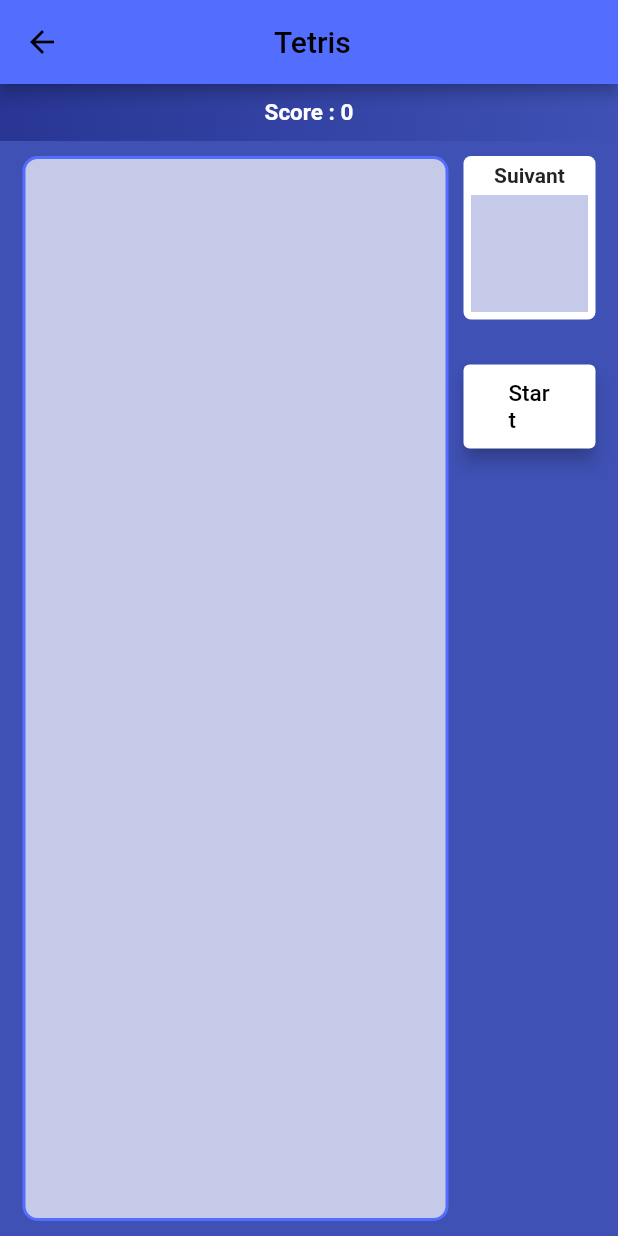
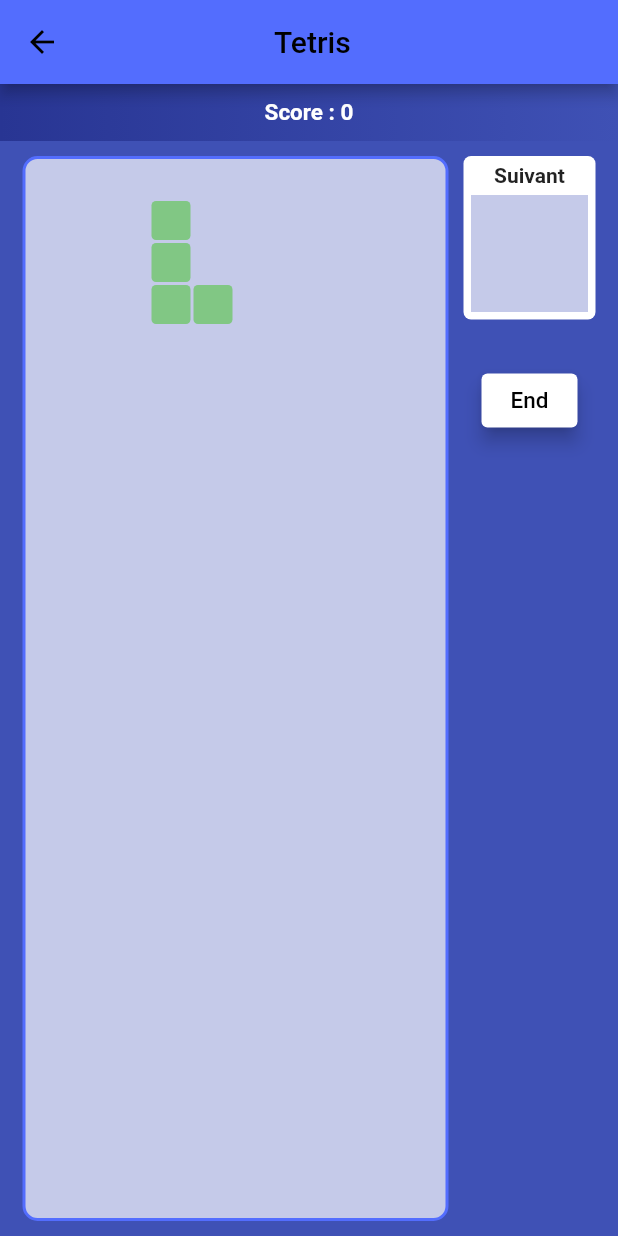
Before and after one commit to Francky06/flutter, a Flutter app: the Tetris screen opened directly, after a tap on "Start", on a phone screen of 412 x 824 dp. Run offline on Flutter 3.47's test engine with Material 2 defaults, Android fonts, the phone set to English and light mode, and no system bars; our stand-ins replace liquid_progress_indicator_ns; missing offline and left inert: audioplayer2, volume.

Commit message:
block init, logique de jeu

```diff
--- /dev/null
+++ b/zquiz/lib/widgets/tetris/block.dart
@@ -0,0 +1,145 @@
+import 'package:flutter/cupertino.dart';
+import 'package:flutter/material.dart';
+import 'package:zquiz/widgets/tetris/sub_block.dart';
+
+enum BlockMovement {
+  UP,
+  DOWN,
+  LEFT,RIGHT,
+  ROTATE_CLOCKWISE,
+  ROTATE_COUNTER_CLOCKWISE
+}
+
+class Block {
+  List<List<SubBlock>> orientations = List<List<SubBlock>>();
+  int x;
+  int y;
+  int orientationIndex;
+
+  Block(this.orientations, Color color, this.orientationIndex) {
+    x = 3;
+    y = -width -1;
+    this.color = color;
+  }
+
+  set color(Color color) {
+    orientations.forEach((orientation) {
+      orientation.forEach((subBlock) {
+        subBlock.color = color;
+      });
+    });
+  }
+
+  get color {
+    return orientations[0][0];
+  }
+
+  get subBlocks {
+    return orientations[orientationIndex];
+  }
+
+  get width {
+    int maxX = 0;
+    subBlocks.forEach((subBlocks){
+      if (subBlocks.x > maxX) maxX = subBlocks.x;
+    });
+    return maxX +1;
+  }
+
+  get height {
+    int maxY = 0;
+    subBlocks.forEach((subBlocks){
+      if (subBlocks.x > maxY) maxY = subBlocks.y;
+    });
+    return maxY +1;
+  }
+
+  void move(BlockMovement blockMovement) {
+    switch (blockMovement) {
+      case BlockMovement.UP:
+        y -= 1;
+        break;
+      case BlockMovement.DOWN:
+        y += 1;
+        break;
+      case BlockMovement.LEFT:
+        x -= 1;
+        break;
+      case BlockMovement.RIGHT:
+        x += 1;
+        break;
+      case BlockMovement.UP:
+        y -= 1;
+        break;
+      case BlockMovement.ROTATE_CLOCKWISE:
+        orientationIndex =  ++orientationIndex % 4;
+        break;
+      case BlockMovement.ROTATE_COUNTER_CLOCKWISE:
+        orientationIndex = (orientationIndex +3) % 4;
+        break;
+    }
+  }
+}
+
+class IBlock extends Block {
+  IBlock(int orientationIndex) : super ([
+    [SubBlock(0, 0), SubBlock(0, 1), SubBlock(0, 2), SubBlock(0, 3)],
+    [SubBlock(0, 0), SubBlock(1, 0), SubBlock(2, 0), SubBlock(3, 0)],
+    [SubBlock(0, 0), SubBlock(0, 1), SubBlock(0, 2), SubBlock(0, 3)],
+    [SubBlock(0, 0), SubBlock(1, 0), SubBlock(2, 0), SubBlock(3, 0)],
+  ], Colors.red[400], orientationIndex);
+}
+
+class JBlock extends Block {
+  JBlock(int orientationIndex) : super ([
+    [SubBlock(1, 0), SubBlock(1, 1), SubBlock(1, 2), SubBlock(0, 2)],
+    [SubBlock(0, 0), SubBlock(0, 1), SubBlock(1, 1), SubBlock(2, 1)],
+    [SubBlock(0, 0), SubBlock(1, 0), SubBlock(0, 1), SubBlock(0, 2)],
+    [SubBlock(0, 0), SubBlock(1, 0), SubBlock(2, 0), SubBlock(2, 1)],
+  ], Colors.yellow[300], orientationIndex);
+}
+
+class LBlock extends Block {
+  LBlock(int orientationIndex) : super ([
+    [SubBlock(0, 0), SubBlock(0, 1), SubBlock(0, 2), SubBlock(1, 2)],
+    [SubBlock(0, 0), SubBlock(1, 0), SubBlock(2, 0), SubBlock(0, 1)],
+    [SubBlock(0, 0), SubBlock(1, 0), SubBlock(1, 1), SubBlock(1, 2)],
+    [SubBlock(2, 0), SubBlock(0, 1), SubBlock(1, 1), SubBlock(2, 1)],
+  ], Colors.green[300], orientationIndex);
+}
+
+class OBlock extends Block {
+  OBlock(int orientationIndex) : super ([
+    [SubBlock(0, 0), SubBlock(0, 1), SubBlock(0, 2), SubBlock(1, 2)],
+    [SubBlock(0, 0), SubBlock(1, 0), SubBlock(2, 0), SubBlock(0, 1)],
+    [SubBlock(0, 0), SubBlock(1, 0), SubBlock(1, 1), SubBlock(1, 2)],
+    [SubBlock(2, 0), SubBlock(0, 1), SubBlock(1, 1), SubBlock(2, 1)],
+  ], Colors.blue[300], orientationIndex);
+}
+
+class TBlock extends Block {
+  TBlock(int orientationIndex) : super ([
+    [SubBlock(0, 0), SubBlock(1, 0), SubBlock(2, 0), SubBlock(1, 1)],
+    [SubBlock(1, 0), SubBlock(0, 1), SubBlock(1, 1), SubBlock(1, 2)],
+    [SubBlock(1, 0), SubBlock(0, 1), SubBlock(1, 1), SubBlock(2, 1)],
+    [SubBlock(0, 0), SubBlock(0, 1), SubBlock(1, 1), SubBlock(0, 2)],
+  ], Colors.blue, orientationIndex);
+}
+
+class SBlock extends Block {
+  SBlock(int orientationIndex) : super ([
+    [SubBlock(1, 0), SubBlock(2, 0), SubBlock(0, 1), SubBlock(1, 1)],
+    [SubBlock(0, 0), SubBlock(0, 1), SubBlock(1, 1), SubBlock(1, 2)],
+    [SubBlock(1, 0), SubBlock(2, 0), SubBlock(0, 1), SubBlock(1, 1)],
+    [SubBlock(0, 0), SubBlock(0, 1), SubBlock(1, 1), SubBlock(1, 2)],
+  ], Colors.orange[300], orientationIndex);
+}
+
+class ZBlock extends Block {
+  ZBlock(int orientationIndex) : super ([
+    [SubBlock(0, 0), SubBlock(1, 0), SubBlock(1, 1), SubBlock(2, 1)],
+    [SubBlock(1, 0), SubBlock(0, 1), SubBlock(1, 1), SubBlock(0, 2)],
+    [SubBlock(0, 0), SubBlock(1, 0), SubBlock(1, 1), SubBlock(2, 1)],
+    [SubBlock(1, 0), SubBlock(0, 1), SubBlock(1, 1), SubBlock(0, 2)],
+  ], Colors.cyan[300], orientationIndex);
+}
--- a/zquiz/lib/widgets/tetris/game.dart
+++ b/zquiz/lib/widgets/tetris/game.dart
@@ -1,21 +1,108 @@
+import 'dart:async';
 import 'package:zquiz/widgets/tetris/tetris.dart';
 import 'package:flutter/material.dart';
 import 'package:zquiz/widgets/text_utils.dart';
+import 'package:zquiz/widgets/tetris/block.dart';
+import 'dart:math';
 
 const X = 10;
 const Y = 25;
+const REFRESH = 300;
+const GAME_AREA = 2.0;
+const SUB_BLOCK_EDGE_WIDTH = 2.0;
 
 class Game extends StatefulWidget {
+  Game({Key key}) : super(key: key);
   @override
-  _GameState createState() => new _GameState();
+  State createState() => new GameState();
 }
 
-class _GameState extends State<Game> {
+class GameState extends State<Game> {
+  double subBlockWidth;
+  Duration duration = Duration(milliseconds: REFRESH);
+  GlobalKey _keyGameArea = GlobalKey();
+  Block block;
+  Timer timer;
+  bool isPlaying = false;
+
+  Block getNewBlock() {
+    int blockType = Random().nextInt(7);
+    int orientationIndex = Random().nextInt(4);
+    switch(blockType) {
+      case 0:
+        return IBlock(orientationIndex);
+      case 1:
+        return JBlock(orientationIndex);
+      case 2:
+        return LBlock(orientationIndex);
+      case 3:
+        return OBlock(orientationIndex);
+      case 4:
+        return TBlock(orientationIndex);
+      case 5:
+        return SBlock(orientationIndex);
+      case 6:
+        return ZBlock(orientationIndex);
+      default:
+        return null;
+    }
+  }
+
+  void startGame() {
+    isPlaying = true;
+    RenderBox renderBoxGame = _keyGameArea.currentContext.findRenderObject();
+    subBlockWidth = (renderBoxGame.size.width - GAME_AREA * 2) / X;
+    block = getNewBlock();
+    timer = Timer.periodic(duration, onPlay);
+  }
+
+  void onPlay(Timer timer) {
+    setState(() {
+      block.move(BlockMovement.DOWN);
+    });
+  }
+
+// a test
+
+
+  void endGame() {
+    isPlaying = false;
+    timer.cancel();
+  }
+
+  Widget getPositionedSquareContainer(Color color, int x, int y) {
+    return Positioned(
+      left : x * subBlockWidth,
+      top : y * subBlockWidth,
+      child: Container(
+        width: subBlockWidth - SUB_BLOCK_EDGE_WIDTH,
+        height: subBlockWidth - SUB_BLOCK_EDGE_WIDTH,
+        decoration: BoxDecoration(
+          color: color,
+          shape:BoxShape.rectangle,
+          borderRadius: BorderRadius.all(Radius.circular(3.0)),
+        ),
+      ),
+    );
+  }
+
+  Widget drawBlock() {
+    if(block == null) return null;
+    List<Positioned> subBlocks = List();
+
+    //current block
+    block.subBlocks.forEach((subBlock){
+      subBlocks.add(getPositionedSquareContainer(subBlock.color, subBlock.x + block.x, subBlock.y + block.y));
+    });
+    return Stack(children: subBlocks);
+  }
+
   @override
   Widget build(BuildContext context) {
     return AspectRatio(
       aspectRatio: X / Y,
       child: Container(
+        key: _keyGameArea,
         decoration: BoxDecoration(
           color: Colors.indigo[100],
           border: Border.all(
@@ -24,6 +111,7 @@ class _GameState extends State<Game> {
           ),
           borderRadius: BorderRadius.all(Radius.circular(10)),
         ),
+        child: drawBlock(),
       ),
     );
   }
--- /dev/null
+++ b/zquiz/lib/widgets/tetris/sub_block.dart
@@ -0,0 +1,13 @@
+
+import 'package:flutter/material.dart';
+
+class SubBlock {
+  int x;
+  int y;
+  Color color;
+  SubBlock(int x, int y, [Color color = Colors.transparent ]) {
+    this.x = x;
+    this.y = y ;
+    this.color= color;
+  }
+}
--- a/zquiz/lib/widgets/tetris/tetris.dart
+++ b/zquiz/lib/widgets/tetris/tetris.dart
@@ -12,6 +12,8 @@ class Tetris extends StatefulWidget {
 }
 
 class _TetrisState extends State<Tetris> {
+  GlobalKey<GameState> _keyGame = GlobalKey();
+
   @override
   Widget build(BuildContext context) {
     return Scaffold(
@@ -35,7 +37,7 @@ class _TetrisState extends State<Tetris> {
                       flex: 3,
                       child:Padding(
                         padding: EdgeInsets.fromLTRB(10, 10, 5, 10),
-                        child: Game(),
+                        child: Game(key: _keyGame),
                       ),
                     ),
                     Flexible(
@@ -47,12 +49,22 @@ class _TetrisState extends State<Tetris> {
                           children: [
                             NextBlock(),
                             SizedBox(height: 30),
-                            ElevatedButton(onPressed: () {},
+                            ElevatedButton(onPressed: () {
+                              setState(() {
+                                _keyGame.currentState != null
+                                    && _keyGame.currentState.isPlaying
+                                    ? _keyGame.currentState.endGame()
+                                    : _keyGame.currentState.startGame();
+                              });
+                            },
                                 style: ElevatedButton.styleFrom(
                                   elevation: 5,
-                                  primary: Colors.white, padding: EdgeInsets.symmetric(horizontal: 30, vertical: 10),
+                                  primary: Colors.white,
                                 ),
-                                child: Text('Start',
+                                child: Text(
+                                  _keyGame.currentState != null
+                                  && _keyGame.currentState.isPlaying
+                                  ? 'End' : 'Start',
                                   style: TextStyle(
                                     fontSize: 15,
                                   ),
```
